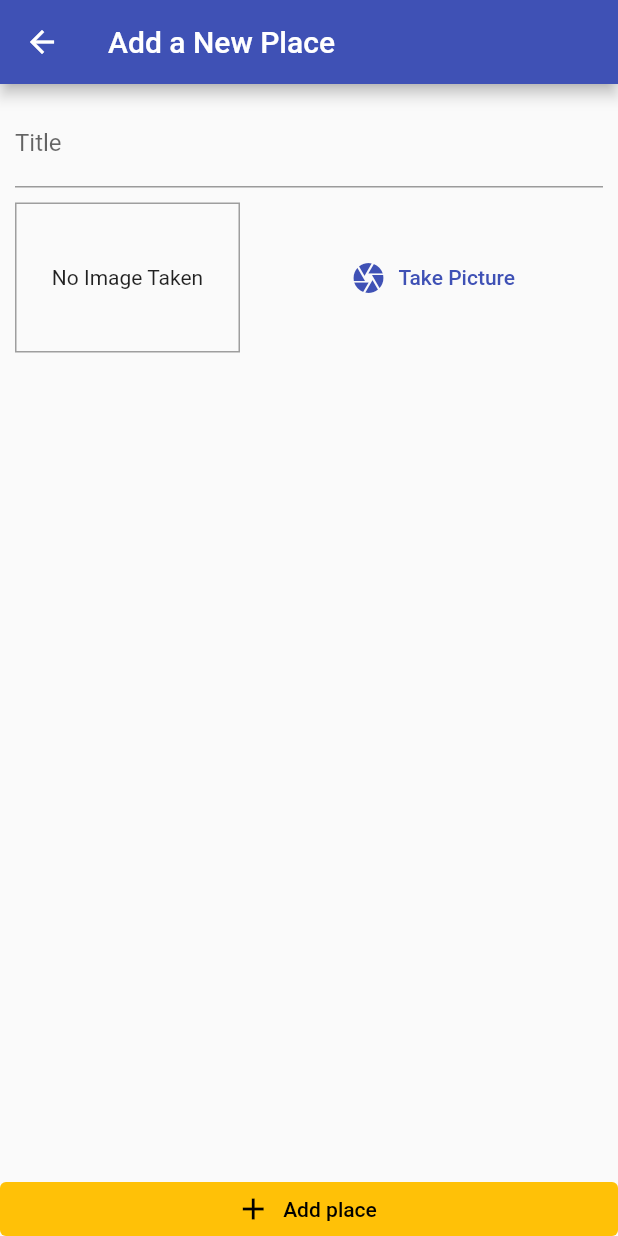
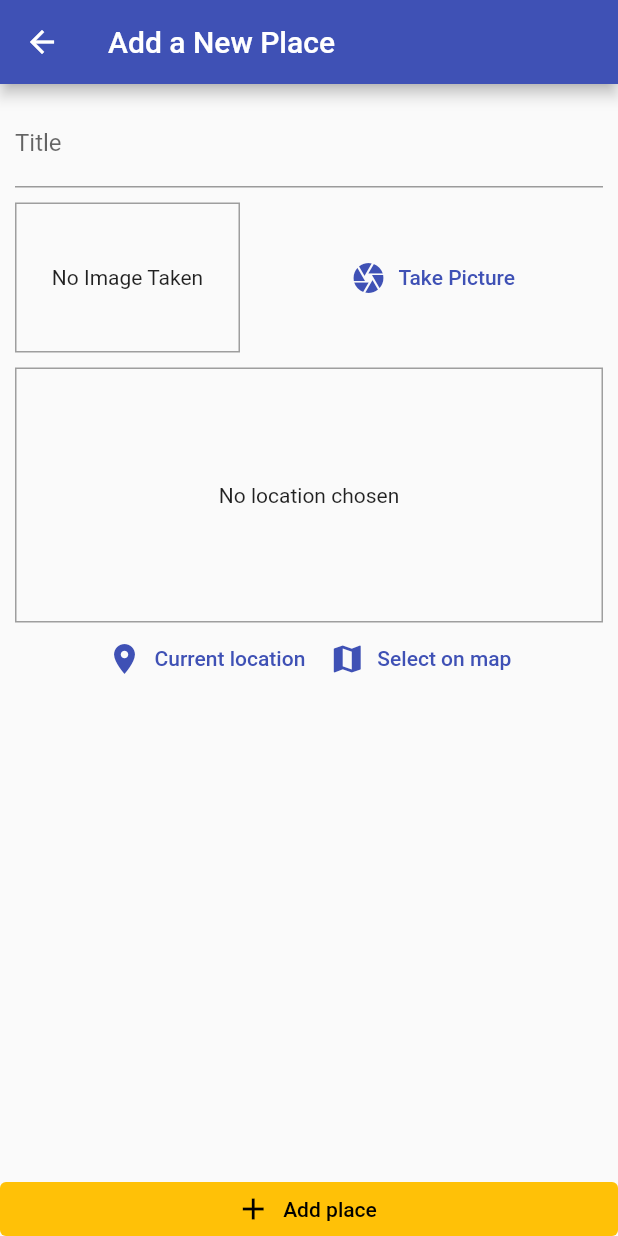
Before and after one commit to GitKurmax/flutter-great-places, a Flutter app: the screen it shows after launch, after a tap on the "add" icon, on a phone screen of 412 x 824 dp. Run offline on Flutter 3.47's test engine with Material 2 defaults, Android fonts, the phone set to English and light mode, and no system bars; our stand-ins replace image_picker, location, sqflite; accounts and stored records are empty.

Commit message:
Added Google static map api

```diff
--- /dev/null
+++ b/lib/helpers/db_helper.dart
@@ -0,0 +1,23 @@
+import 'package:sqflite/sqflite.dart' as sql;
+import 'package:path/path.dart' as path;
+import 'package:sqflite/sql.dart';
+
+class DBHelper {
+  static Future<sql.Database> database() async {
+    final dbPath = await sql.getDatabasesPath();
+
+    return sql.openDatabase(path.join(dbPath, 'places.db'), onCreate: (db, version) {
+      return db.execute('CREATE TABLE user_places(id TEXT PRIMARY KEY, title TEXT, image TEXT)');
+    }, version: 1);
+  }
+
+  static Future<void> insert(String table, Map<String, Object> data) async {
+    final db = await DBHelper.database();
+    await db.insert(table, data, conflictAlgorithm: ConflictAlgorithm.replace);
+  }
+
+  static Future<List<Map<String, dynamic>>> getData(String table) async {
+    final db = await DBHelper.database();
+    return db.query(table);
+  }
+}
--- /dev/null
+++ b/lib/helpers/location_helper.dart
@@ -0,0 +1,7 @@
+const GOOGLE_MAPS_API_KEY = 'AIzaSyBbDWXP_GbECPggWsX6p78nlSgl4--zqEc';
+
+class LocationHelper {
+  static String generateLocationPreviewImage({required double latitude, required double longtitude}) {
+    return 'https://maps.googleapis.com/maps/api/staticmap?center=$latitude,$longtitude&zoom=13&size=600x300&maptype=roadmap&markers=color:red|label:A|$latitude,$longtitude&key=$GOOGLE_MAPS_API_KEY';
+  }
+}
--- a/lib/providers/great_places.dart
+++ b/lib/providers/great_places.dart
@@ -3,9 +3,10 @@ import 'dart:io';
 import 'package:flutter/material.dart';
 
 import '../models/place.dart';
+import '../helpers/db_helper.dart';
 
 class GreatPlaces with ChangeNotifier {
-  final List<Place> _items = [];
+  List<Place> _items = [];
 
   List<Place> get items {
     return [..._items];
@@ -16,10 +17,29 @@ class GreatPlaces with ChangeNotifier {
         id: DateTime.now().toString(),
         image: pickedImage,
         title: pickedTitle,
-        location: null
-    );
+        location: null);
 
     _items.add(newPlace);
     notifyListeners();
+    DBHelper.insert('user_places', {
+      'id': newPlace.id,
+      'title': newPlace.title,
+      'image': newPlace.image.path
+    });
+  }
+
+  Future<void> fetchAndSetPlaces() async {
+    final dataList = await DBHelper.getData('user_places');
+    final fetchedPlaces = dataList
+        .map((item) => Place(
+              id: item['id'],
+              title: item['title'],
+              image: File(item['image']),
+              location: null,
+            ))
+        .toList();
+
+    _items = fetchedPlaces;
+    notifyListeners();
   }
 }
--- a/lib/screens/add_place_screen.dart
+++ b/lib/screens/add_place_screen.dart
@@ -1,7 +1,7 @@
 import 'dart:io';
 
 import 'package:flutter/material.dart';
-import 'package:image_picker/image_picker.dart';
+import 'package:great_places/widgets/location_input.dart';
 import 'package:provider/provider.dart';
 
 import '../providers/great_places.dart';
@@ -53,7 +53,9 @@ class _AddPlaceScreenState extends State<AddPlaceScreen> {
                   controller: _titleController,
                 ),
                 SizedBox(height: 10),
-                ImageInput(_selectImage)
+                ImageInput(_selectImage),
+                SizedBox(height: 10,),
+                LocationInput()
               ],
             ),
           )),
--- a/lib/screens/places_list_screen.dart
+++ b/lib/screens/places_list_screen.dart
@@ -12,21 +12,39 @@ class PlacesListScreen extends StatelessWidget {
       appBar: AppBar(
         title: Text('Your Places'),
         actions: [
-          IconButton(onPressed: (){
+          IconButton(
+              onPressed: () {
                 Navigator.of(context).pushNamed(AddPlaceScreen.routeName);
-          }, icon: Icon(Icons.add)),
+              },
+              icon: Icon(Icons.add)),
         ],
       ),
-        body: Consumer<GreatPlaces>(
-          child: const Center(child: Text('Got no places yet, start adding some!')),
-          builder: (ctx, greatPlaces, ch) => greatPlaces.items.isEmpty ? ch! : ListView.builder(
+      body: FutureBuilder(
+        future: Provider.of<GreatPlaces>(context, listen: false)
+            .fetchAndSetPlaces(),
+        builder: (ctx, snapshot) =>
+            snapshot.connectionState == ConnectionState.waiting
+                ? Center(child: CircularProgressIndicator())
+                : Consumer<GreatPlaces>(
+                    child: const Center(
+                        child: Text('Got no places yet, start adding some!')),
+                    builder: (ctx, greatPlaces, ch) {
+                      return greatPlaces.items.isEmpty
+                        ? ch!
+                        : ListView.builder(
                             itemCount: greatPlaces.items.length,
                             itemBuilder: (ctx, i) => ListTile(
-              leading: CircleAvatar(backgroundImage: FileImage(greatPlaces.items[i].image),),
-              title: Text(greatPlaces.items[i].title,),
+                              leading: CircleAvatar(
+                                backgroundImage:
+                                    FileImage(greatPlaces.items[i].image),
+                              ),
+                              title: Text(
+                                greatPlaces.items[i].title,
+                              ),
                               onTap: () {},
                             ),
-          )),
+                          );}),
+      ),
     );
   }
 }
--- /dev/null
+++ b/lib/widgets/location_input.dart
@@ -0,0 +1,64 @@
+import 'package:flutter/material.dart';
+import 'package:great_places/helpers/location_helper.dart';
+import 'package:location/location.dart';
+
+class LocationInput extends StatefulWidget {
+  const LocationInput({Key? key}) : super(key: key);
+
+  @override
+  State<LocationInput> createState() => _LocationInputState();
+}
+
+class _LocationInputState extends State<LocationInput> {
+  String? _previewImageUrl;
+
+  Future<void> _getUserLocation() async {
+    final locData = await Location().getLocation();
+    final staticMapImageUrl = LocationHelper.generateLocationPreviewImage(
+        latitude: locData.latitude!, longtitude: locData.longitude!);
+
+    setState(() {
+      _previewImageUrl = staticMapImageUrl;
+    });
+  }
+
+  @override
+  Widget build(BuildContext context) {
+    return Column(
+      children: [
+        Container(
+          alignment: Alignment.center,
+          height: 170,
+          width: double.infinity,
+          decoration:
+              BoxDecoration(border: Border.all(width: 1, color: Colors.grey)),
+          child: _previewImageUrl == null
+              ? Text(
+                  'No location chosen',
+                  textAlign: TextAlign.center,
+                )
+              : Image.network(
+                  _previewImageUrl!,
+                  fit: BoxFit.cover,
+                  width: double.infinity,
+                ),
+        ),
+        Row(
+          mainAxisAlignment: MainAxisAlignment.center,
+          children: [
+            TextButton.icon(
+              onPressed: _getUserLocation,
+              icon: Icon(Icons.location_on),
+              label: Text('Current location'),
+            ),
+            TextButton.icon(
+              onPressed: () {},
+              icon: Icon(Icons.map),
+              label: Text('Select on map'),
+            )
+          ],
+        )
+      ],
+    );
+  }
+}
--- a/pubspec.yaml
+++ b/pubspec.yaml
@@ -38,6 +38,8 @@ dependencies:
   image_picker: ^0.8.5+3
   path_provider: ^2.0.11
   path: ^1.8.1
+  sqflite: ^2.0.2+1
+  location: ^4.4.0
 
 dev_dependencies:
   flutter_test:
```
Also changed, not shown: pubspec.lock, 1 other file. Lines whose indentation alone changed are shown as unchanged.
